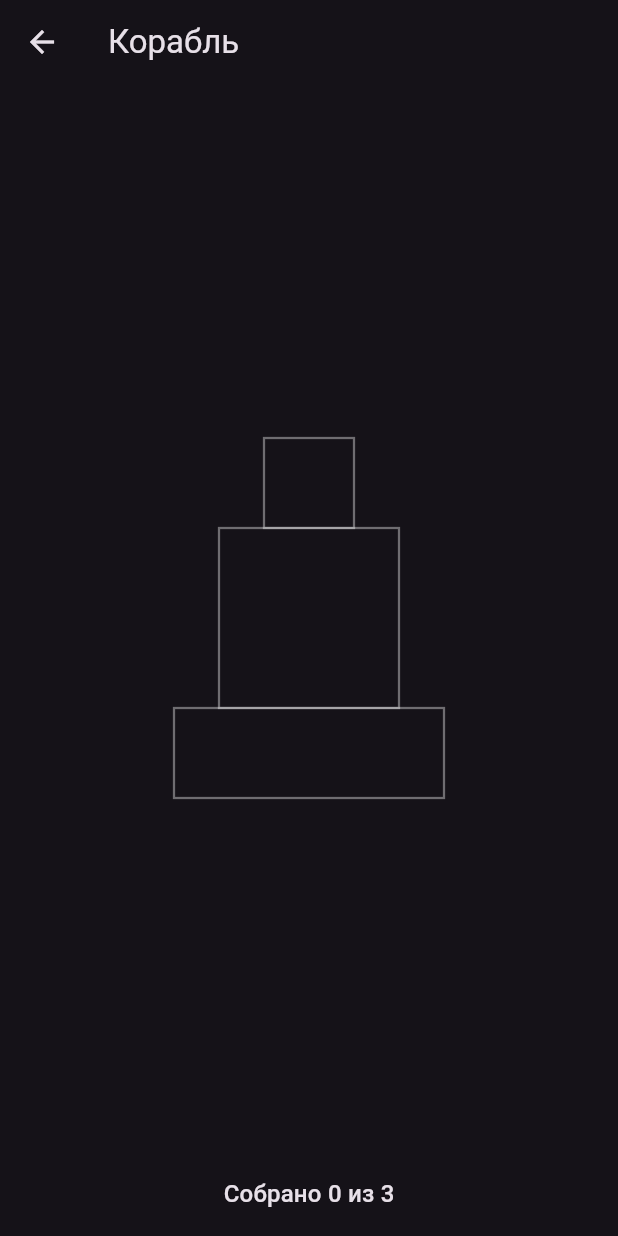
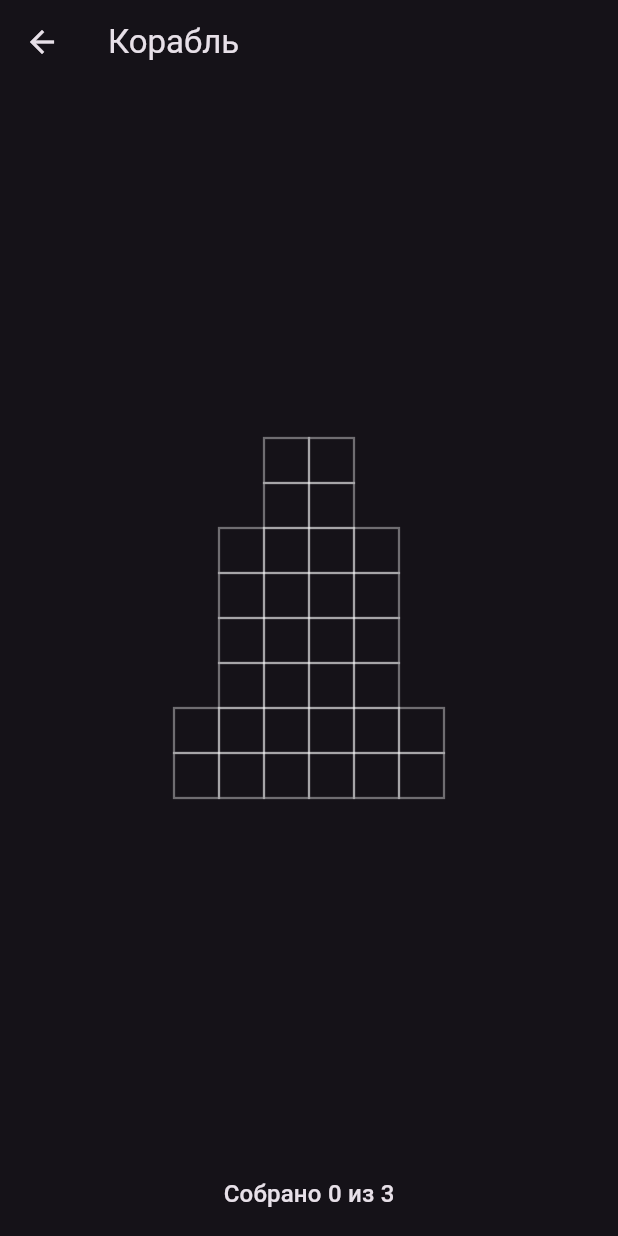
Before and after one commit to Omario-r/tetris-ex-rev-2, a Flutter app: the screen it shows after launch, after a tap on the "rocket launch" icon, on a phone screen of 412 x 824 dp. Run offline on Flutter 3.47's test engine with Material 3 defaults, Android fonts, the phone set to English and light mode, and no system bars; our stand-ins replace shared_preferences.

Commit message:
meta-karkas/03-win-ship-growth T4 (возврат): деталь корабля = мишень уровня
Возврат Гейта 2: игрок собирал одну форму, а на корабль вставала другая.
Решение PO: источник правды — корабль. Форма вынесена в единый ShipParts
(game_engine/data): LevelMap.levelAt(0..2) берёт мишень оттуда, ShipPainter
рисует те же маски — собранное на поле совпадает с деталью. Новая связь
widgets → data (ARCHITECTURE). Тесты: level_map (совпадение) + ship_parts.
216 тестов зелёных, analyze — ноль.

Co-Authored-By: Claude Opus 4.8 <noreply@anthropic.com>

```diff
--- /dev/null
+++ b/lib/game_engine/data/ship_parts.dart
@@ -0,0 +1,52 @@
+import '../models/target_mask.dart';
+
+/// Деталь корабля мета-каркаса: форма ([mask]) + место в сетке корабля.
+///
+/// [mask] — единый источник истины формы: одна и та же маска рисуется и как
+/// мишень уровня (то, что игрок собирает на поле), и как деталь на корабле —
+/// поэтому «деталь на уровне» и «деталь корабля» совпадают.
+class ShipPartDef {
+  /// Форма детали (заглушка-прямоугольник). Площадь кратна 4 (правило VISION).
+  final TargetMask mask;
+
+  /// Якорь детали в сетке корабля [ShipParts.gridSize] (левый-верх).
+  final int shipX;
+  final int shipY;
+
+  const ShipPartDef({
+    required this.mask,
+    required this.shipX,
+    required this.shipY,
+  });
+}
+
+/// Дев-детали корабля (заглушки). Единый источник формы для эпика «Мета-каркас»:
+/// [parts]`[i]`.mask == мишень дев-уровня `i` (см. `LevelMap.levelAt`). Реальные
+/// детали и мишени спроектирует эпик «Контент».
+class ShipParts {
+  /// Сетка корабля для раскладки деталей (кораблик вписан в неё).
+  static const int gridSize = 10;
+
+  /// 3 детали, порядок = порядок сборки (деталь `i` ↔ уровень `i`). Сложены в
+  /// грубый силуэт «ракеты»: нос → корпус → основание.
+  static const List<ShipPartDef> parts = [
+    // Нос — 2×2 (площадь 4).
+    ShipPartDef(
+      mask: TargetMask(width: 2, height: 2, mask: 0xF),
+      shipX: 4,
+      shipY: 1,
+    ),
+    // Корпус — 4×4 (площадь 16).
+    ShipPartDef(
+      mask: TargetMask(width: 4, height: 4, mask: 0xFFFF),
+      shipX: 3,
+      shipY: 3,
+    ),
+    // Основание — 6×2 (площадь 12).
+    ShipPartDef(
+      mask: TargetMask(width: 6, height: 2, mask: 0xFFF),
+      shipX: 2,
+      shipY: 7,
+    ),
+  ];
+}
--- a/lib/presentation/widgets/ship.dart
+++ b/lib/presentation/widgets/ship.dart
@@ -1,41 +1,19 @@
 import 'package:flutter/material.dart';
 
-/// Число деталей-заглушек единого корабля (дев-контент).
+import '../../game_engine/data/ship_parts.dart';
+
+/// Число деталей-заглушек единого корабля (дев-контент). == `ShipParts.parts.length`.
 ///
-/// Единый источник истины для связки «3 уровня ↔ 3 детали» (Стори 01).
-/// Прогресс сборки клампится этим числом: собрано = `min(current_level, kShipPartCount)`.
+/// Единый источник истины для связки «3 уровня ↔ 3 детали» (Стори 01). Прогресс
+/// сборки клампится этим числом: собрано = `min(current_level, kShipPartCount)`.
 const int kShipPartCount = 3;
 
-/// Деталь-заглушка корабля: прямоугольник в нормализованной сетке 10×10.
+/// Рисует единый корабль из деталей `ShipParts.parts`: первые [collectedCount]
+/// деталей установлены (залиты), остальные — контуром.
 ///
-/// Реального дизайна деталей здесь нет — это временные заглушки (эпик «Контент»
-/// заменит их боевыми деталями). Порядок в [Ship.parts] = порядок сборки:
-/// деталь i встаёт после прохождения уровня i.
-class ShipPart {
-  /// Имя детали (для отладки/тестов).
-  final String name;
-
-  /// Область детали в сетке 10×10 (левый-верх — (0,0), y растёт вниз).
-  final Rect unit;
-
-  const ShipPart({required this.name, required this.unit});
-}
-
-/// Корабль = упорядоченный список деталей-заглушек.
-///
-/// Ровно [kShipPartCount] деталей, сложенных в грубый силуэт «ракеты» (нос → корпус →
-/// основание), чтобы читалось «строю что-то большое».
-class Ship {
-  /// Детали в порядке сборки. Длина == [kShipPartCount].
-  static const List<ShipPart> parts = <ShipPart>[
-    ShipPart(name: 'нос', unit: Rect.fromLTWH(4, 1, 2, 2)),
-    ShipPart(name: 'корпус', unit: Rect.fromLTWH(3, 3, 4, 4)),
-    ShipPart(name: 'основание', unit: Rect.fromLTWH(2, 7, 6, 2)),
-  ];
-}
-
-/// Рисует единый корабль из [Ship.parts]: первые [collectedCount] деталей —
-/// установлены (залиты), остальные — ещё не собраны (контур).
+/// Каждая деталь — это форма-маска (та же, что мишень уровня в `LevelMap`), поэтому
+/// собранное на уровне совпадает с деталью на корабле. Деталь [revealPartIndex]
+/// рисуется масштабом [revealProgress] от центра — эффект появления (Стори 03).
 class ShipPainter extends CustomPainter {
   /// Сколько деталей уже собрано (0..[kShipPartCount]). Клампится в конструкторе.
   final int collectedCount;
@@ -44,7 +22,6 @@ class ShipPainter extends CustomPainter {
   final int? revealPartIndex;
 
   /// Прогресс появления детали [revealPartIndex]: 0 (нет) .. 1 (на месте).
-  /// Остальные детали рисуются всегда полным размером.
   final double revealProgress;
 
   ShipPainter({
@@ -55,10 +32,10 @@ class ShipPainter extends CustomPainter {
 
   @override
   void paint(Canvas canvas, Size size) {
-    // Квадратная сетка 10×10, вписанная в canvas и отцентрованная.
-    final cell = (size.width < size.height ? size.width : size.height) / 10;
-    final dx = (size.width - cell * 10) / 2;
-    final dy = (size.height - cell * 10) / 2;
+    const grid = ShipParts.gridSize;
+    final cell = (size.width < size.height ? size.width : size.height) / grid;
+    final ox = (size.width - cell * grid) / 2;
+    final oy = (size.height - cell * grid) / 2;
 
     final fillPaint = Paint()..color = Colors.deepOrange;
     final installedStroke = Paint()
@@ -70,30 +47,36 @@ class ShipPainter extends CustomPainter {
       ..style = PaintingStyle.stroke
       ..strokeWidth = 1.5;
 
-    for (int i = 0; i < Ship.parts.length; i++) {
-      final u = Ship.parts[i].unit;
-      final rect = Rect.fromLTWH(
-        dx + u.left * cell,
-        dy + u.top * cell,
-        u.width * cell,
-        u.height * cell,
-      );
-      if (i < collectedCount) {
-        // Только заработанная деталь (revealPartIndex) масштабируется от центра.
-        final scale = i == revealPartIndex ? revealProgress : 1.0;
-        if (scale <= 0) continue;
-        final drawRect = scale == 1.0
-            ? rect
-            : Rect.fromCenter(
-                center: rect.center,
-                width: rect.width * scale,
-                height: rect.height * scale,
-              );
-        canvas.drawRect(drawRect, fillPaint);
-        canvas.drawRect(drawRect, installedStroke);
-      } else {
-        canvas.drawRect(rect, ghostStroke);
+    for (int i = 0; i < ShipParts.parts.length; i++) {
+      final part = ShipParts.parts[i];
+      final collected = i < collectedCount;
+      // Только заработанная деталь (revealPartIndex) масштабируется от центра.
+      final scale = collected && i == revealPartIndex ? revealProgress : 1.0;
+      if (scale <= 0) continue;
+
+      canvas.save();
+      if (scale != 1.0) {
+        final cx = ox + (part.shipX + part.mask.width / 2) * cell;
+        final cy = oy + (part.shipY + part.mask.height / 2) * cell;
+        canvas.translate(cx, cy);
+        canvas.scale(scale);
+        canvas.translate(-cx, -cy);
       }
+      for (final c in part.mask.cells) {
+        final rect = Rect.fromLTWH(
+          ox + (part.shipX + c.x) * cell,
+          oy + (part.shipY + c.y) * cell,
+          cell,
+          cell,
+        );
+        if (collected) {
+          canvas.drawRect(rect, fillPaint);
+          canvas.drawRect(rect, installedStroke);
+        } else {
+          canvas.drawRect(rect, ghostStroke);
+        }
+      }
+      canvas.restore();
     }
   }
 
```
Also changed, not shown: lib/game_engine/data/level_map.dart (+21 -0 lines), 8 other files.
